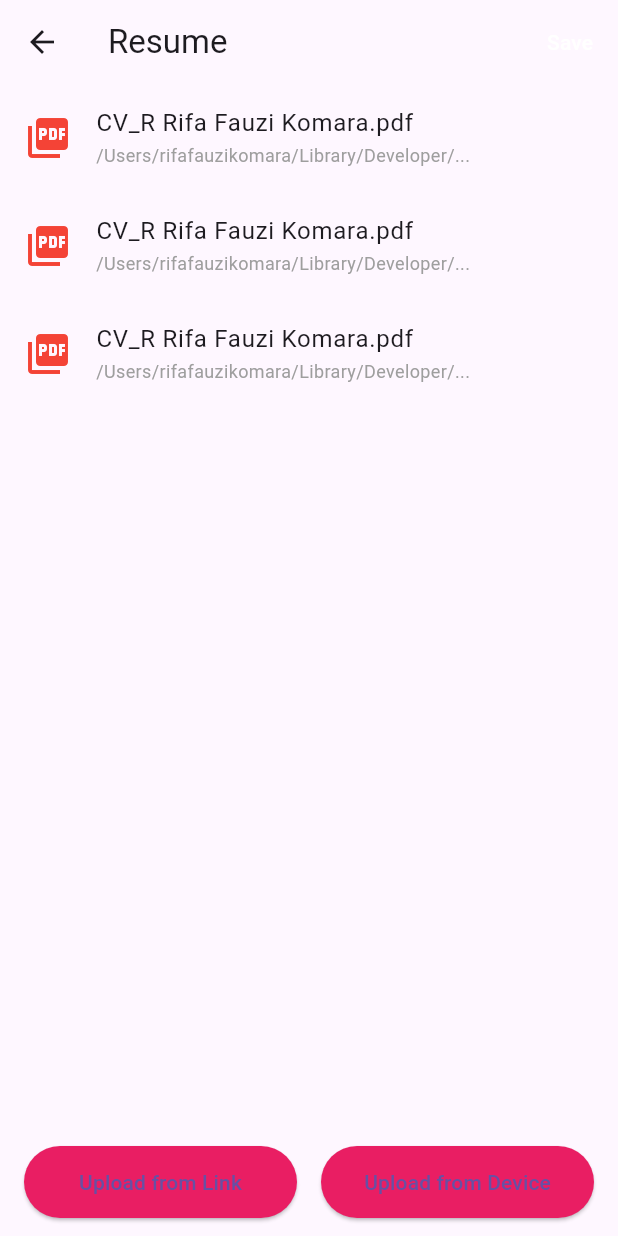
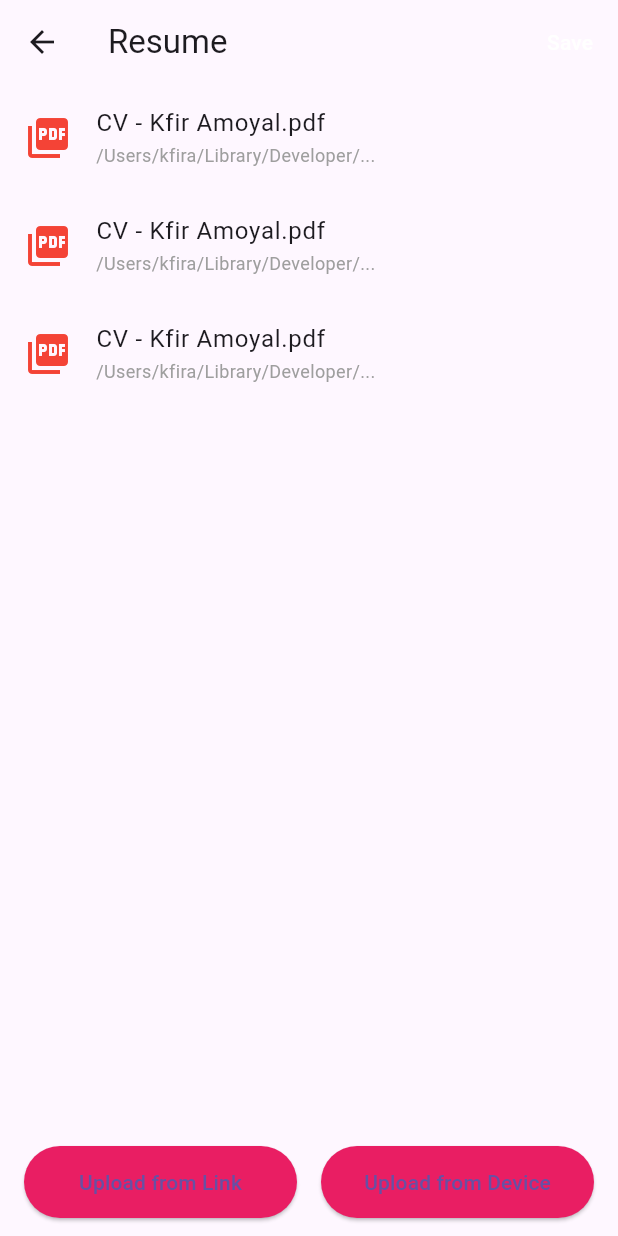
Before and after one commit to kfiros94/android_course, a Flutter app: the ResumeScreen screen opened directly, on a phone screen of 412 x 824 dp. Run offline on Flutter 3.47's test engine with Material 3 defaults, Android fonts, the phone set to English and light mode, and no system bars.

Commit message:
updating details

```diff
--- a/lib/screens/profile.dart
+++ b/lib/screens/profile.dart
@@ -37,7 +37,7 @@ class ProfileScreen extends StatelessWidget {
                   children: const [
                     ListTile(
                       leading: Icon(Icons.email),
-                      title: Text('user@email.com'),
+                      title: Text('israelOhayon@email.com'),
                     ),
                     ListTile(
                       leading: Icon(Icons.phone),
--- a/lib/screens/resume_screen.dart
+++ b/lib/screens/resume_screen.dart
@@ -44,11 +44,11 @@ class ResumeScreen extends StatelessWidget {
                     size: 32,
                   ),
                   title: const Text(
-                    'CV_R Rifa Fauzi Komara.pdf',
+                    'CV - Kfir Amoyal.pdf',
                     style: TextStyle(fontSize: 16),
                   ),
                   subtitle: const Text(
-                    '/Users/rifafauzikomara/Library/Developer/...',
+                    '/Users/kfira/Library/Developer/...',
                     style: TextStyle(fontSize: 12, color: Colors.grey),
                   ),
                   onTap: () {
```
